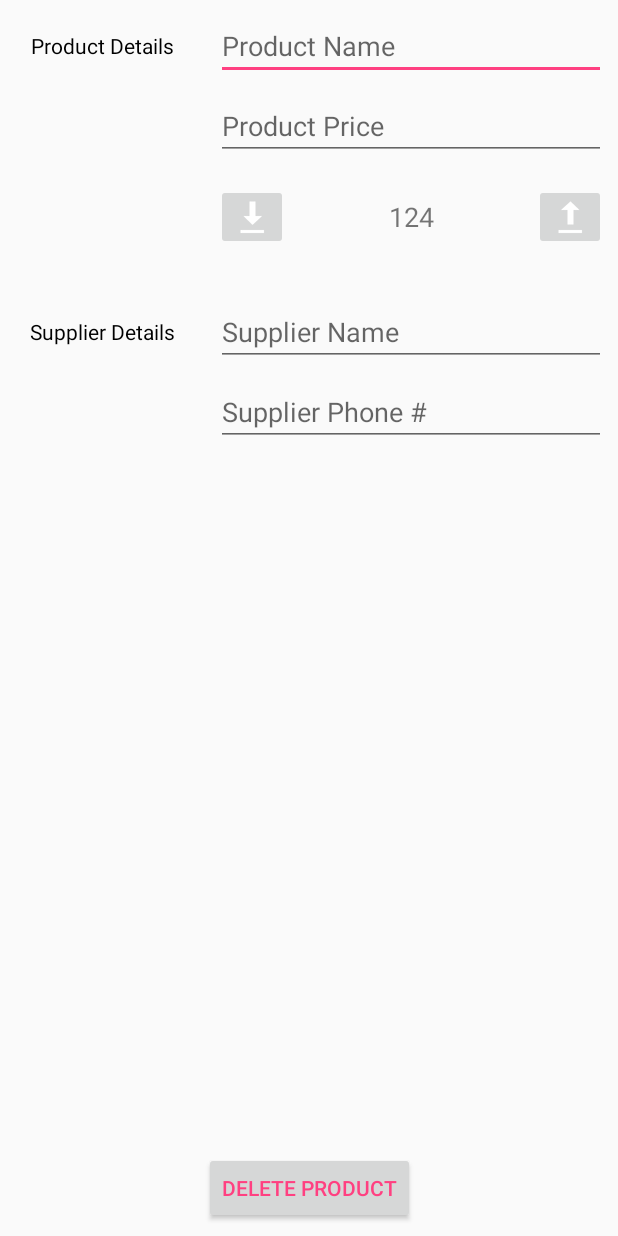
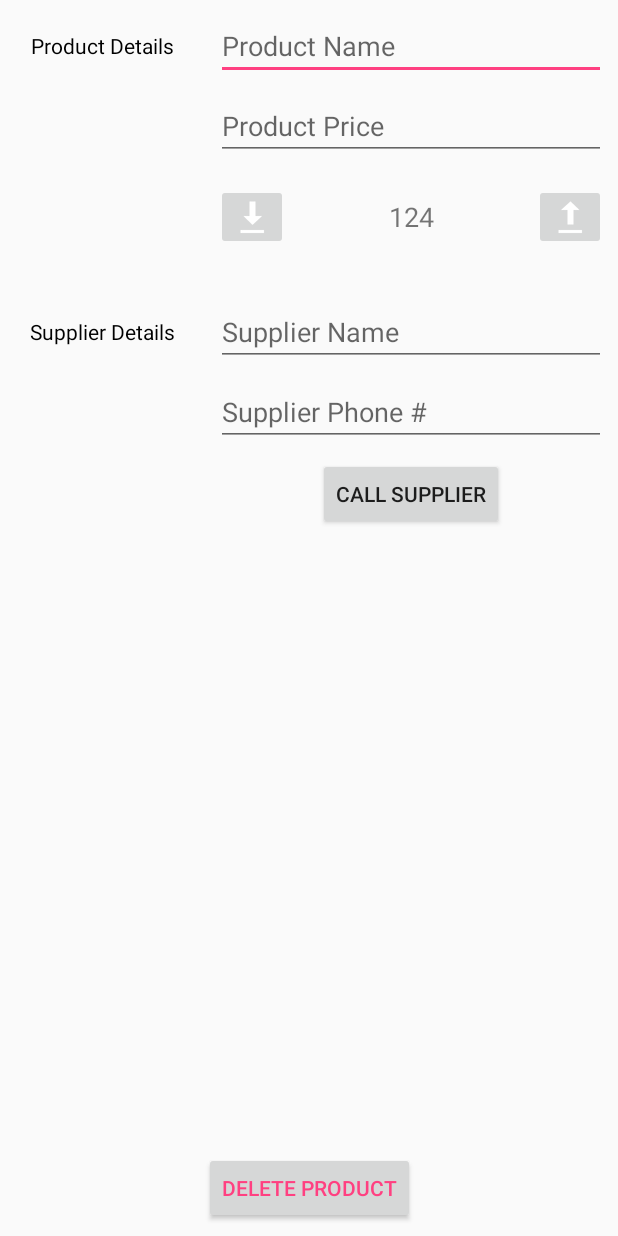
Before and after one commit to adriantache/Inventory-App, an Android app: the layout activity_editor.xml on its own in the app's theme, with its tools: preview values and no code run, on a phone screen of 412 x 824 dp. Run offline under Robolectric (Android 15) with nearby library versions, the phone set to English and light mode, and no system bars.

Commit message:
Various fixes and features

```diff
--- a/app/src/main/java/com/adriantache/inventoryapp/MainActivity.java
+++ b/app/src/main/java/com/adriantache/inventoryapp/MainActivity.java
@@ -91,6 +91,7 @@ public class MainActivity extends AppCompatActivity implements LoaderManager.Loa
 
                             if (getContentResolver().update(uri, values, null, null) == 0)
                                 Toast.makeText(MainActivity.this, "Could not update quantity!", Toast.LENGTH_SHORT).show();
+                            else getSupportLoaderManager().initLoader(1, null, MainActivity.this).forceLoad();
                         }
                     }
                 });
--- a/app/src/main/res/layout/activity_editor.xml
+++ b/app/src/main/res/layout/activity_editor.xml
@@ -70,7 +70,7 @@
         android:layout_marginTop="8dp"
         android:ems="10"
         android:hint="Product Price"
-        android:inputType="numberDecimal"
+        android:inputType="number"
         app:layout_constraintEnd_toEndOf="parent"
         app:layout_constraintStart_toStartOf="@+id/guideline"
         app:layout_constraintTop_toBottomOf="@+id/productName" />
@@ -152,4 +152,16 @@
         app:layout_constraintBottom_toBottomOf="parent"
         app:layout_constraintEnd_toEndOf="parent"
         app:layout_constraintStart_toStartOf="parent" />
+
+    <Button
+        android:id="@+id/callSupplier"
+        android:layout_width="wrap_content"
+        android:layout_height="wrap_content"
+        android:layout_marginEnd="8dp"
+        android:layout_marginStart="8dp"
+        android:layout_marginTop="8dp"
+        android:text="Call supplier"
+        app:layout_constraintEnd_toEndOf="parent"
+        app:layout_constraintStart_toStartOf="@+id/guideline"
+        app:layout_constraintTop_toBottomOf="@+id/supplierPhone" />
 </android.support.constraint.ConstraintLayout>
--- a/app/src/main/res/layout/activity_main.xml
+++ b/app/src/main/res/layout/activity_main.xml
@@ -14,6 +14,7 @@
         android:layout_marginEnd="8dp"
         android:layout_marginStart="8dp"
         android:layout_marginTop="8dp"
+        android:descendantFocusability="blocksDescendants"
         app:layout_constraintBottom_toBottomOf="parent"
         app:layout_constraintEnd_toEndOf="parent"
         app:layout_constraintStart_toStartOf="parent"
```
Also changed, not shown: app/src/main/java/com/adriantache/inventoryapp/EditorActivity.java (+37 -17 lines), app/src/main/res/layout/product_item.xml (+5 -4 lines).
